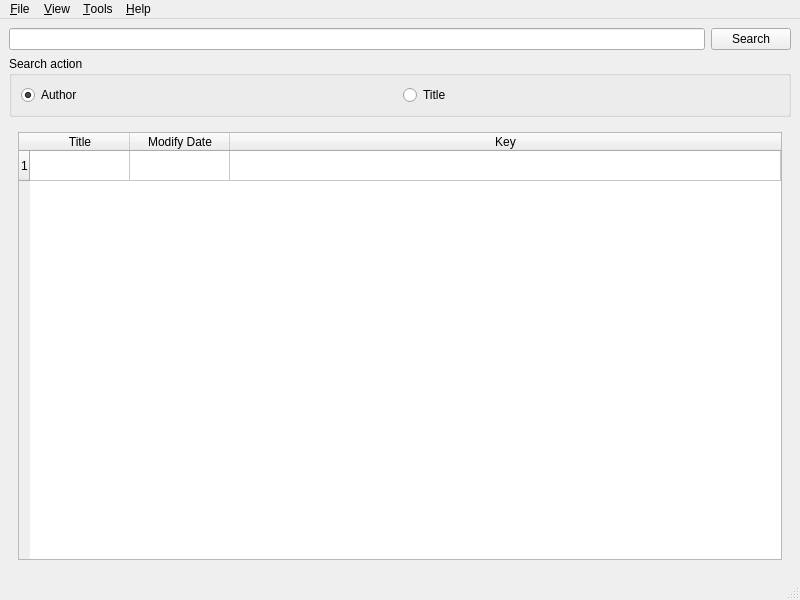
tootal/DBLParse, file mainwindow.ui: the form before one commit.
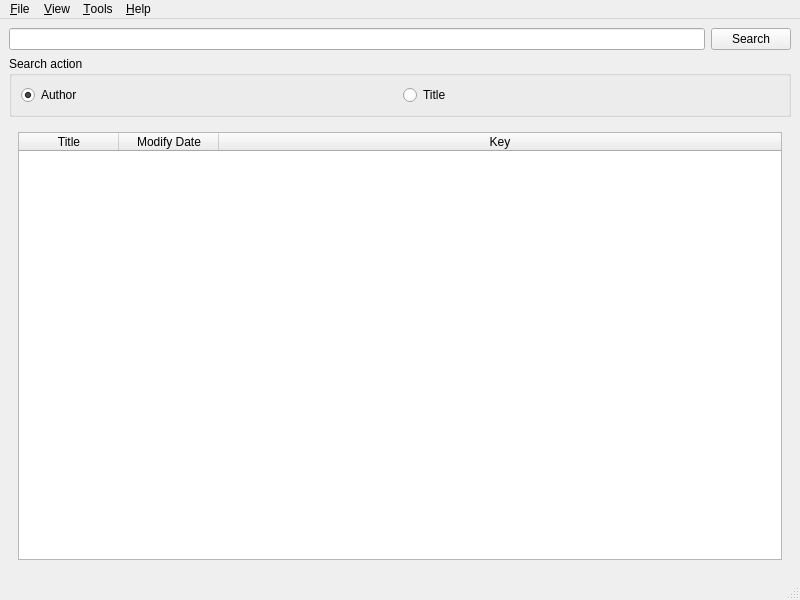
The form after the commit.

The edit to the form file:
```diff
--- a/mainwindow.ui
+++ b/mainwindow.ui
@@ -77,7 +77,7 @@
            <enum>QAbstractItemView::ScrollPerPixel</enum>
           </property>
           <property name="rowCount">
-           <number>1</number>
+           <number>0</number>
           </property>
           <property name="columnCount">
            <number>3</number>
@@ -88,7 +88,6 @@
           <attribute name="horizontalHeaderStretchLastSection">
            <bool>true</bool>
           </attribute>
-          <row/>
           <column>
            <property name="text">
             <string>Title</string>
@@ -104,21 +103,6 @@
             <string>Key</string>
            </property>
           </column>
-          <item row="0" column="0">
-           <property name="text">
-            <string/>
-           </property>
-          </item>
-          <item row="0" column="1">
-           <property name="text">
-            <string/>
-           </property>
-          </item>
-          <item row="0" column="2">
-           <property name="text">
-            <string/>
-           </property>
-          </item>
          </widget>
         </item>
        </layout>
```
